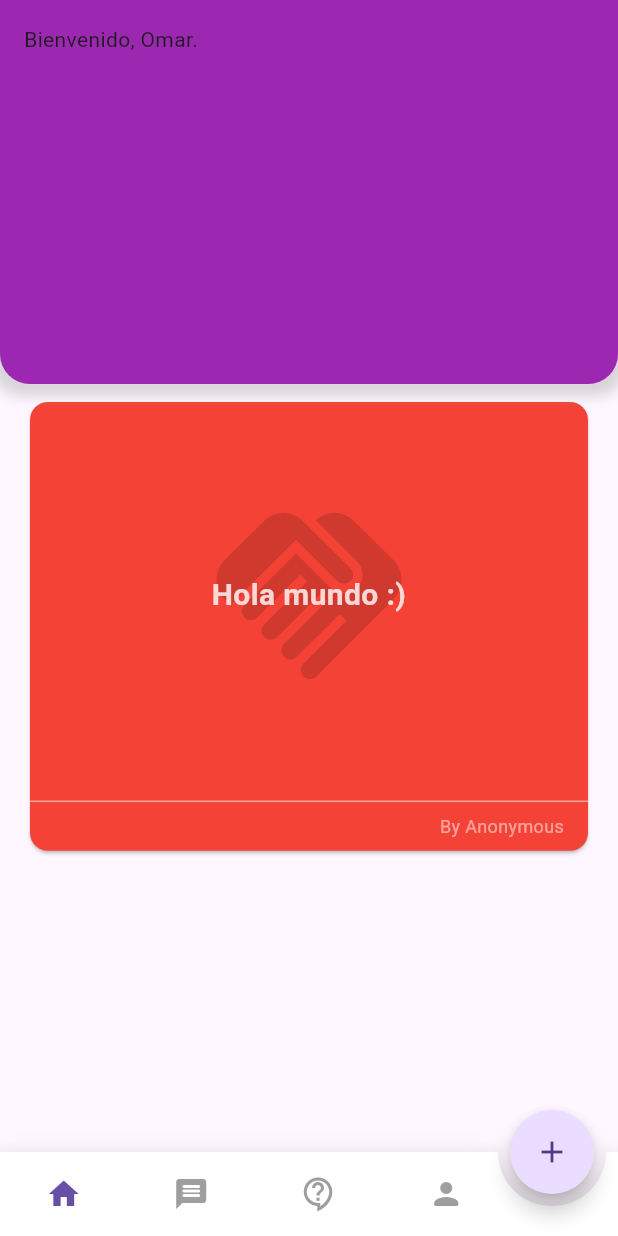
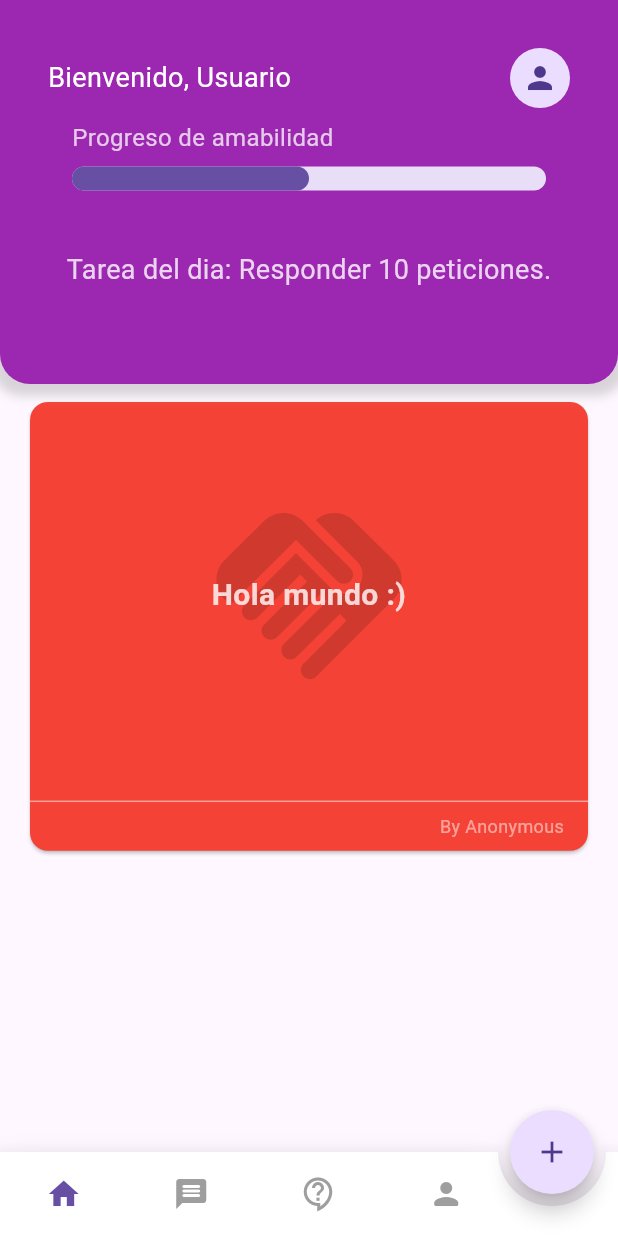
Before and after one commit to CerberusProgrammer/kind_words, a Flutter app: the screen it shows after launch, on a phone screen of 412 x 824 dp. Run offline on Flutter 3.47's test engine with Material 3 defaults, Android fonts, the light colour scheme and no system bars; drawn by our look-alikes of animated_bottom_navigation_bar, appinio_swiper; our stand-ins replace get.

Commit message:
New appbar!

```diff
--- a/lib/dashboard.screen.dart
+++ b/lib/dashboard.screen.dart
@@ -15,7 +15,7 @@ class _DashboardScreenState extends State<DashboardScreen> {
   int _currentIndex = 0;
 
   final List<Widget> _children = const [
-    PostScreen(),
+    PostsScreen(),
     Text('Ventana 2'),
     PetitionsScreen(),
     Text('Ventana 4'),
--- a/lib/widgets/post/posts.screen.dart
+++ b/lib/widgets/post/posts.screen.dart
@@ -1,17 +1,17 @@
+import 'package:appinio_swiper/appinio_swiper.dart';
 import 'package:flutter/material.dart';
 import 'package:get/get.dart';
 import 'package:kind_words/widgets/post/post.controller.dart';
-import 'package:appinio_swiper/appinio_swiper.dart';
 import 'package:kind_words/widgets/post/widgets/post-card.widget.dart';
 
-class PostScreen extends StatelessWidget {
-  const PostScreen({super.key});
+class PostsScreen extends StatelessWidget {
+  const PostsScreen({super.key});
 
   @override
   Widget build(BuildContext context) {
     final posts = Get.find<PostController>().posts;
 
-    return LayoutBuilder(builder: ((context, constraints) {
+    return LayoutBuilder(builder: (context, constraints) {
       return Scaffold(
         appBar: PreferredSize(
           preferredSize: Size(double.infinity, constraints.maxHeight / 3),
@@ -26,19 +26,65 @@ class PostScreen extends StatelessWidget {
                 BoxShadow(
                   color: Colors.grey.withOpacity(0.4),
                   spreadRadius: 5,
-                      blurRadius: 7,
+                  blurRadius: 5,
                   offset: const Offset(0, 3),
                 )
-                  ]),
-              child: const Padding(
-                padding: EdgeInsets.symmetric(horizontal: 16, vertical: 16),
+              ],
+            ),
+            child: Padding(
+              padding: const EdgeInsets.symmetric(horizontal: 32, vertical: 32),
               child: Column(
                 children: [
-                    Row(
+                  const Row(
                     children: [
-                        Text('Bienvenido, Omar.'),
+                      Text(
+                        'Bienvenido, Usuario',
+                        style: TextStyle(
+                          fontSize: 18,
+                          color: Colors.white,
+                        ),
+                      ),
+                      Spacer(),
+                      CircleAvatar(
+                        child: Icon(Icons.person),
+                      ),
                     ],
                   ),
+                  Padding(
+                    padding:
+                        const EdgeInsets.symmetric(horizontal: 16, vertical: 8),
+                    child: Column(
+                      crossAxisAlignment: CrossAxisAlignment.start,
+                      children: [
+                        Text(
+                          'Progreso de amabilidad',
+                          style: TextStyle(
+                            fontSize: 16,
+                            color: Colors.white.withOpacity(0.75),
+                          ),
+                        ),
+                        const SizedBox(height: 8),
+                        LinearProgressIndicator(
+                          value: 0.5,
+                          minHeight: 16,
+                          borderRadius: BorderRadius.circular(10),
+                        ),
+                      ],
+                    ),
+                  ),
+                  const SizedBox(height: 32),
+                  Row(
+                    mainAxisAlignment: MainAxisAlignment.center,
+                    children: [
+                      Text(
+                        'Tarea del dia: Responder 10 peticiones.',
+                        style: TextStyle(
+                          color: Colors.white.withOpacity(0.8),
+                          fontSize: 18,
+                        ),
+                      ),
+                    ],
+                  )
                 ],
               ),
             ),
@@ -49,20 +95,24 @@ class PostScreen extends StatelessWidget {
             horizontal: 16,
             vertical: 8,
           ),
-              child: Column(children: [
+          child: Column(
+            children: [
               SizedBox(
                 width: double.infinity,
                 height: constraints.maxHeight / 2.5,
-                  child: Obx(() => AppinioSwiper(
-                        cardBuilder: (BuildContext context, int index) {
-                          return PostCard(
+                child: Obx(
+                  () => AppinioSwiper(
+                    cardBuilder: (context, index) => PostCard(
                       post: posts[index],
+                    ),
+                    cardCount: posts.length,
+                  ),
+                ),
+              )
+            ],
+          ),
+        ),
       );
-                        },
-                        cardCount: posts.length,
-                      )),
-                )
-              ])));
-    }));
+    });
   }
 }
```
Lines whose indentation alone changed are shown as unchanged.
